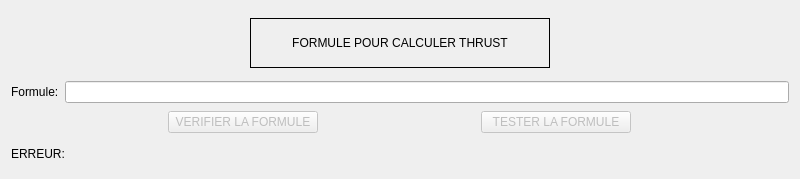
Ekter/MovingArmProject, file view_formule.ui: the form before one commit.
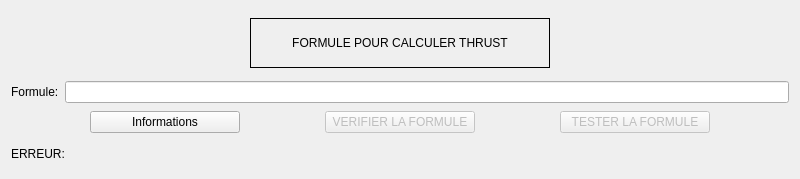
The form after the commit.

Commit message: 2021-11-16 CLASSE 'view_formule_info' donne les variables possibles et les opérations: AJOUTEE

The edit to the form file:
```diff
--- a/view_formule.ui
+++ b/view_formule.ui
@@ -131,11 +131,36 @@
       <property name="sizeConstraint">
        <enum>QLayout::SetNoConstraint</enum>
       </property>
+      <item>
+       <widget class="QPushButton" name="formule_info_pushButton">
+        <property name="sizePolicy">
+         <sizepolicy hsizetype="Fixed" vsizetype="Fixed">
+          <horstretch>0</horstretch>
+          <verstretch>0</verstretch>
+         </sizepolicy>
+        </property>
+        <property name="maximumSize">
+         <size>
+          <width>150</width>
+          <height>16777215</height>
+         </size>
+        </property>
+        <property name="text">
+         <string>Informations</string>
+        </property>
+       </widget>
+      </item>
       <item>
        <widget class="QPushButton" name="verifier_la_formule_pushButton">
         <property name="enabled">
          <bool>false</bool>
         </property>
+        <property name="sizePolicy">
+         <sizepolicy hsizetype="Fixed" vsizetype="Fixed">
+          <horstretch>0</horstretch>
+          <verstretch>0</verstretch>
+         </sizepolicy>
+        </property>
         <property name="maximumSize">
          <size>
           <width>150</width>
@@ -152,6 +177,12 @@
         <property name="enabled">
          <bool>false</bool>
         </property>
+        <property name="sizePolicy">
+         <sizepolicy hsizetype="Fixed" vsizetype="Fixed">
+          <horstretch>0</horstretch>
+          <verstretch>0</verstretch>
+         </sizepolicy>
+        </property>
         <property name="minimumSize">
          <size>
           <width>0</width>
```
Left out of the diff: 6 changed lines with no effect on the pictures. The commit also changes 7 other files.
